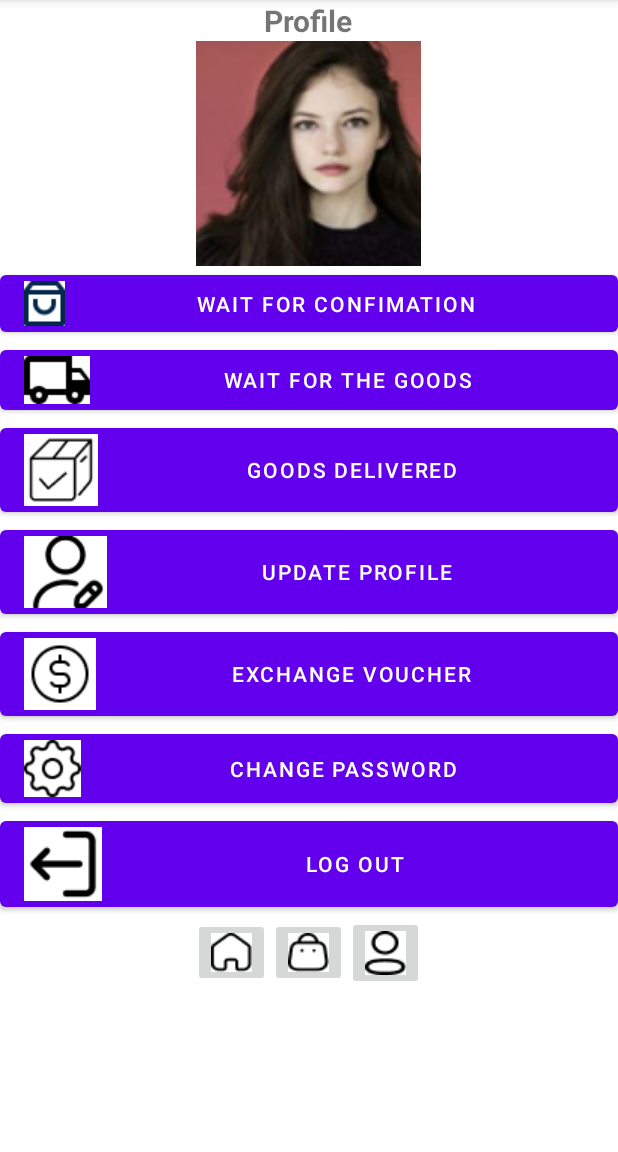
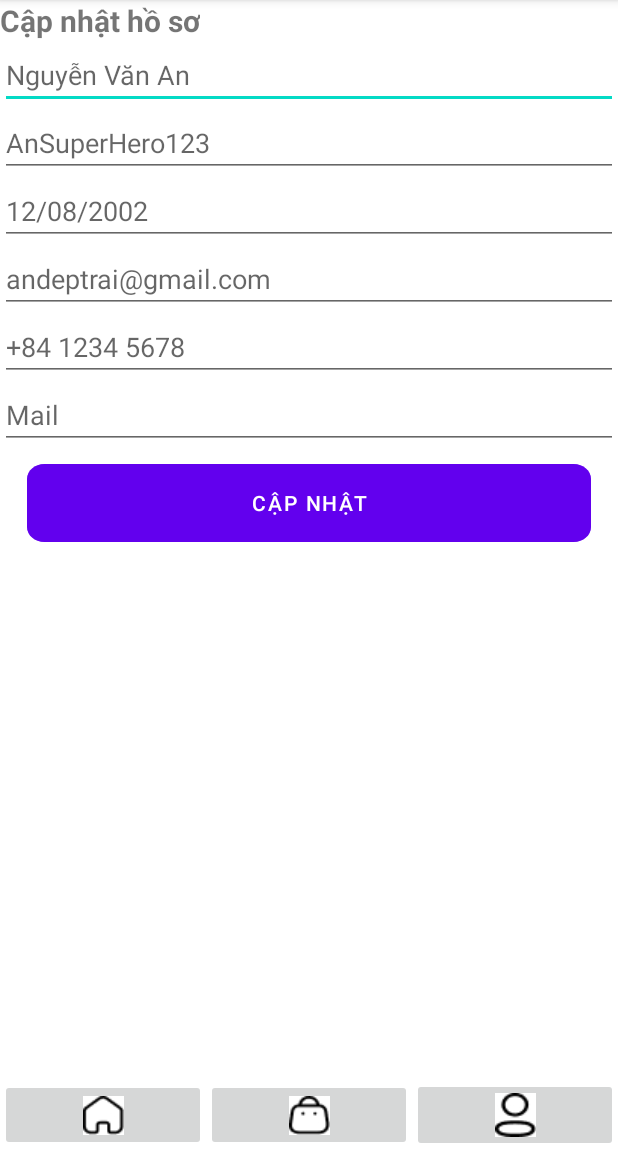
Before and after one commit to maihoang2152002/BagVana, an Android app: the screen it shows after launch (ProfileActivity before the commit, EditProfileActivity after it), on a phone screen of 412 x 824 dp, the part 84-1236 px from its top. Run offline under Robolectric (Android 15) with nearby library versions, the phone set to English and light mode, and no system bars.

Commit message:
Done Edit Profile

```diff
--- /dev/null
+++ b/app/src/main/java/com/example/bagvana/EditProfileActivity.java
@@ -0,0 +1,14 @@
+package com.example.bagvana;
+
+import androidx.appcompat.app.AppCompatActivity;
+
+import android.os.Bundle;
+
+public class EditProfileActivity extends AppCompatActivity {
+
+    @Override
+    protected void onCreate(Bundle savedInstanceState) {
+        super.onCreate(savedInstanceState);
+        setContentView(R.layout.activity_edit_profile);
+    }
+}
--- /dev/null
+++ b/app/src/main/res/drawable/rectangle_profile.xml
@@ -0,0 +1,30 @@
+<!-- drawable/rectangle_1.xml -->
+<vector
+    xmlns:android="http://schemas.android.com/apk/res/android"
+    xmlns:aapt="http://schemas.android.com/aapt"
+    android:width="322dp"
+    android:height="52dp"
+    android:viewportWidth="322"
+    android:viewportHeight="52"
+    >
+
+    <group>
+
+        <clip-path
+            android:pathData="M10 0H312C317.523 0 322 4.47715 322 10V42C322 47.5228 317.523 52 312 52H10C4.47715 52 0 47.5228 0 42V10C0 4.47715 4.47715 0 10 0Z"
+            />
+
+        <path
+            android:pathData="M0 0V52H322V0"
+            android:fillColor="#FFFFFF"
+            />
+
+        <path
+            android:pathData="M10 0H312C317.523 0 322 4.47715 322 10V42C322 47.5228 317.523 52 312 52H10C4.47715 52 0 47.5228 0 42V10C0 4.47715 4.47715 0 10 0Z"
+            android:strokeWidth="2"
+            android:strokeColor="#8002274B"
+            />
+
+    </group>
+
+</vector>
--- /dev/null
+++ b/app/src/main/res/layout/activity_edit_profile.xml
@@ -0,0 +1,110 @@
+<?xml version="1.0" encoding="utf-8"?>
+<androidx.constraintlayout.widget.ConstraintLayout xmlns:android="http://schemas.android.com/apk/res/android"
+    xmlns:app="http://schemas.android.com/apk/res-auto"
+    xmlns:tools="http://schemas.android.com/tools"
+    android:layout_width="match_parent"
+    android:layout_height="match_parent"
+    tools:context=".EditProfileActivity">
+
+    <RelativeLayout
+        android:layout_width="match_parent"
+        android:layout_height="match_parent">
+
+        <TextView
+            android:id="@+id/txtUpdateProfile"
+            android:layout_width="wrap_content"
+            android:layout_height="wrap_content"
+            android:text="Cập nhật hồ sơ"
+            android:textSize="20sp"
+            android:textStyle="bold"
+            android:layout_alignParentTop="true"
+            app:layout_constraintBottom_toBottomOf="parent"
+            app:layout_constraintEnd_toEndOf="parent"
+            app:layout_constraintStart_toStartOf="parent"
+            app:layout_constraintTop_toTopOf="parent" />
+
+        <LinearLayout
+            android:layout_width="match_parent"
+            android:layout_height="match_parent"
+            android:orientation="vertical"
+            android:layout_below="@+id/txtUpdateProfile">
+            <EditText
+                android:id="@+id/edtName"
+                android:layout_width="match_parent"
+                android:layout_height="wrap_content"
+                android:hint="Nguyễn Văn An"/>
+
+            <EditText
+                android:id="@+id/edtNickName"
+                android:layout_width="match_parent"
+                android:layout_height="wrap_content"
+                android:hint="AnSuperHero123"/>
+            <EditText
+                android:id="@+id/edtDOB"
+                android:layout_width="match_parent"
+                android:layout_height="wrap_content"
+                android:hint="12/08/2002"/>
+            <EditText
+                android:id="@+id/edtEmail"
+                android:layout_width="match_parent"
+                android:layout_height="wrap_content"
+                android:hint="andeptrai@gmail.com"/>
+            <EditText
+                android:id="@+id/edtPhoneNumber"
+                android:layout_width="match_parent"
+                android:layout_height="wrap_content"
+                android:hint="+84 1234 5678"/>
+            <EditText
+                android:id="@+id/edtSex"
+                android:layout_width="match_parent"
+                android:layout_height="wrap_content"
+                android:hint="Mail"/>
+
+            <Button
+                android:id="@+id/btnUpdateProfile"
+                android:layout_width="match_parent"
+                android:layout_height="52dp"
+                android:gravity="center"
+                android:text="Cập nhật"
+                android:layout_marginLeft="18dp"
+                android:layout_marginRight="18dp"
+                android:layout_marginTop="10dp"
+                android:elevation="4dp"
+                android:background="@drawable/rectangle_profile"/>
+
+        </LinearLayout>
+        <LinearLayout
+            android:layout_width="match_parent"
+            android:layout_height="wrap_content"
+            android:orientation="horizontal"
+            android:gravity="center"
+            android:layout_alignParentBottom="true">
+
+            <ImageButton
+                android:id="@+id/imgBtnHome"
+                android:layout_width="wrap_content"
+                android:layout_height="wrap_content"
+                android:layout_weight="1"
+                android:minHeight="48dp"
+                android:src="@drawable/img_btn_home"
+                tools:ignore="SpeakableTextPresentCheck" />
+
+            <ImageButton
+                android:id="@+id/imgBtnBag"
+                android:layout_width="wrap_content"
+                android:layout_height="wrap_content"
+                android:layout_weight="1"
+                android:minHeight="48dp"
+                android:src="@drawable/img_btn_bag"
+                tools:ignore="SpeakableTextPresentCheck" />
+
+            <ImageButton
+                android:id="@+id/imgBtnProfile"
+                android:layout_width="wrap_content"
+                android:layout_height="wrap_content"
+                android:layout_weight="1"
+                android:src="@drawable/img_btn_profile"
+                tools:ignore="SpeakableTextPresentCheck" />
+        </LinearLayout>
+    </RelativeLayout>
+</androidx.constraintlayout.widget.ConstraintLayout>
```
Also changed, not shown: app/src/main/AndroidManifest.xml (+15 -4 lines), app/src/main/res/layout/activity_profile.xml (+82 -33 lines).
